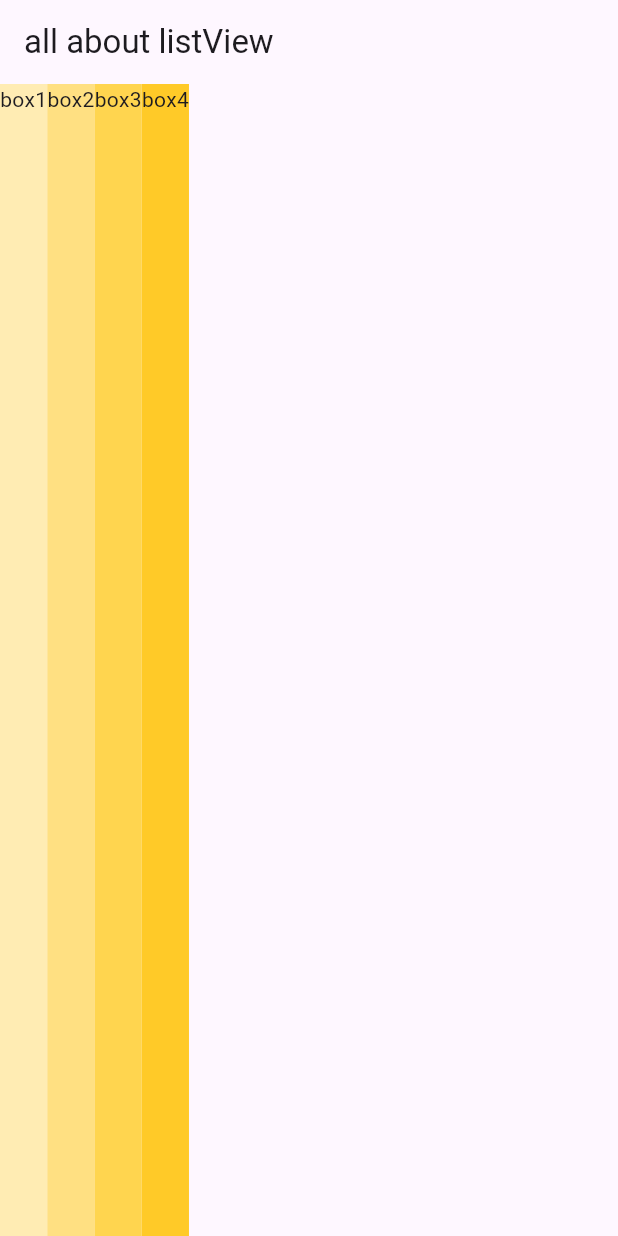
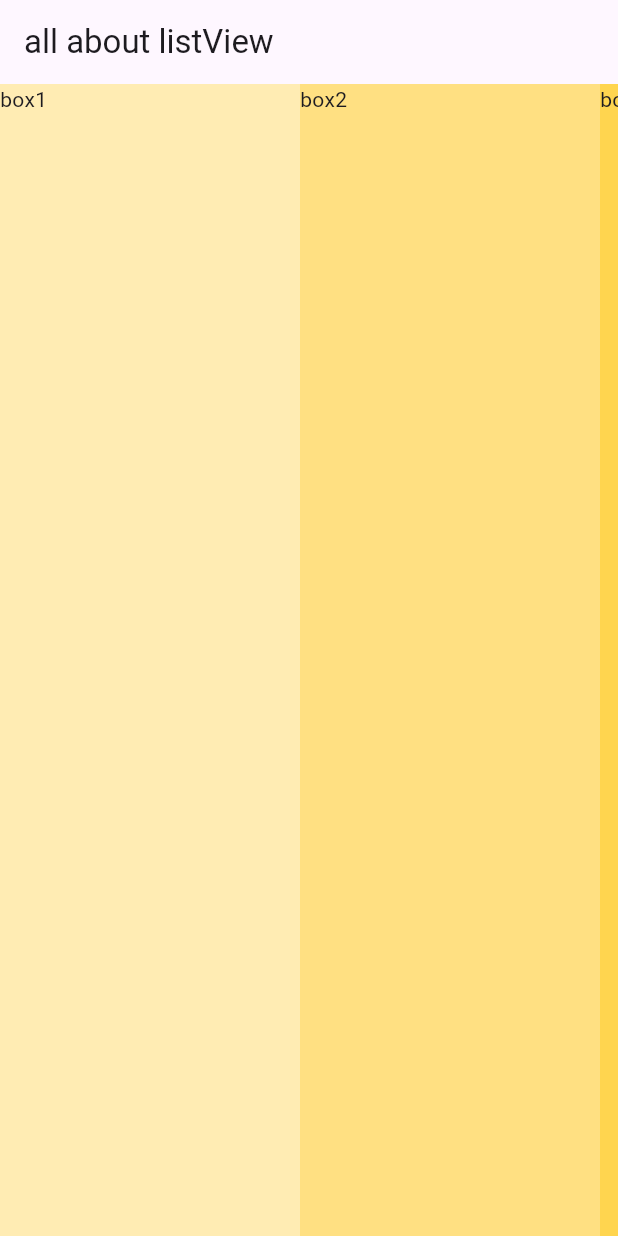
Before and after one commit to sm-hl/simple_project, a Flutter app: the screen it shows after launch, on a phone screen of 412 x 824 dp. Run offline on Flutter 3.47's test engine with Material 3 defaults, Android fonts, the phone set to English and light mode, and no system bars; our stand-ins replace flutter_svg.

Commit message:
update listView horizontal

```diff
--- a/lib/main.dart
+++ b/lib/main.dart
@@ -37,7 +37,7 @@ class _HomeState extends State<Home> {
         separatorBuilder: (context, index) => Divider(),
         itemBuilder: (context, index) {
           return Container(
-            height: 200,
+            width: 200,
             color: Colors.amber[colors[index]],
             child: Text(entries[index]),
           );
```
